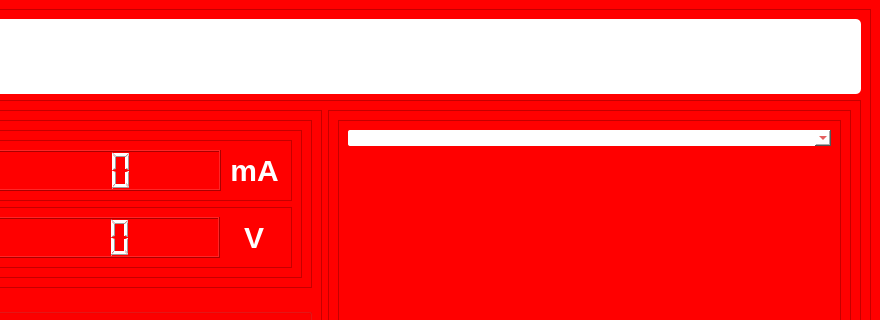
KevinHutagaol/control-center-2026, file pages/Modul6/UI6/Main.ui: the form before one commit; both pictures show x 517 to 1397 and y 0 to 320 of the 1397 by 819 pixel window.
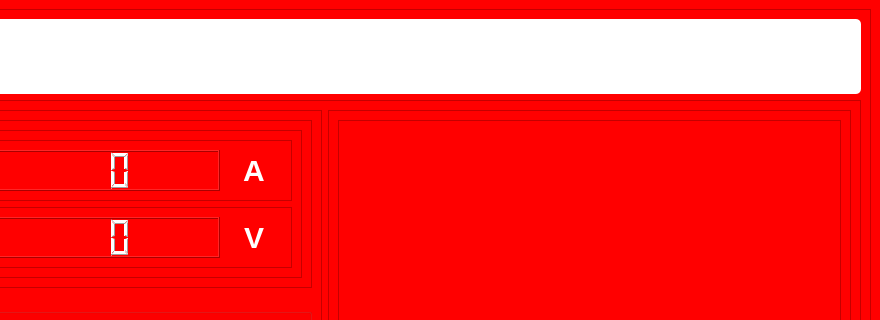
The form after the commit. Icons and pictures are not drawn.

Diff of the .ui file:
```diff
--- a/pages/Modul6/UI6/Main.ui
+++ b/pages/Modul6/UI6/Main.ui
@@ -258,6 +258,12 @@
                           <verstretch>0</verstretch>
                          </sizepolicy>
                         </property>
+                        <property name="minimumSize">
+                         <size>
+                          <width>56</width>
+                          <height>0</height>
+                         </size>
+                        </property>
                         <property name="styleSheet">
                          <string notr="true">border-radius : 2px;
 color: rgb(255, 255, 255);
@@ -268,7 +274,7 @@
     	font-style: normal;</string>
                         </property>
                         <property name="text">
-                         <string>mA</string>
+                         <string>A</string>
                         </property>
                         <property name="alignment">
                          <set>Qt::AlignCenter</set>
@@ -2371,15 +2377,6 @@
                 <enum>QFrame::Raised</enum>
                </property>
                <layout class="QVBoxLayout" name="verticalLayout_6">
-                <item>
-                 <widget class="QComboBox" name="COMlist">
-                  <property name="styleSheet">
-                   <string notr="true">background-color: rgb(255, 255, 255);
-color: rgb(214, 0, 0);
-border-radius : 2px;</string>
-                  </property>
-                 </widget>
-                </item>
                 <item>
                  <widget class="QWidget" name="PlotFrame" native="true"/>
                 </item>
```
Left out of the diff: 10 changed lines with no effect on the pictures.
